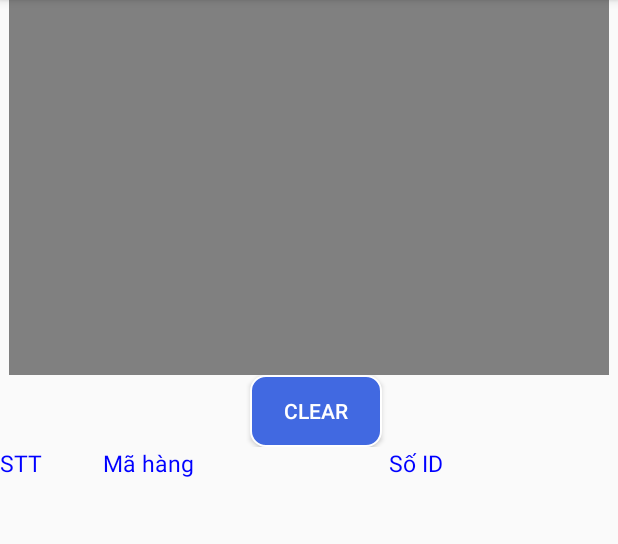
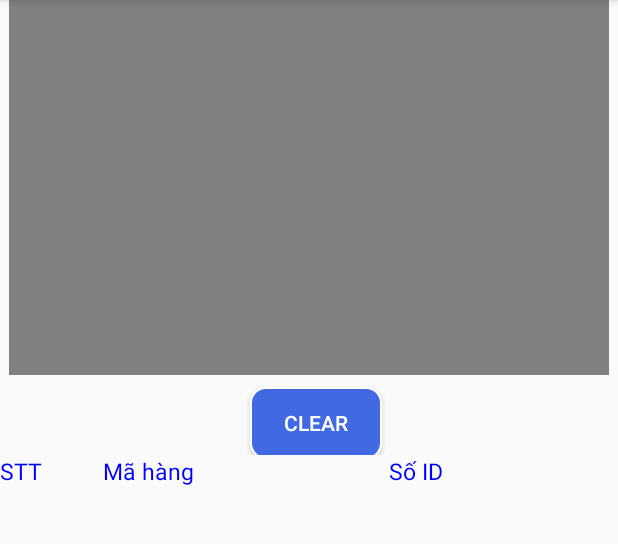
Before and after one commit to QuocPhuDEV/DemoSQLite, an Android app: the Scan_Zxing_Activity screen opened directly, with no data from a screen before it, on a phone screen of 412 x 824 dp, the part 84-628 px from its top. Run offline under Robolectric (Android 15) with nearby library versions, the phone set to English and light mode, and no system bars; libraries missing offline, so code that uses them is left out: me.dm7.barcodescanner; 6 statements that could not run were skipped.

Commit message:
Friday_21122018

```diff
--- a/app/src/main/java/com/example/hoangquocphu/demosqlite/Answer/An_DBHelper.java
+++ b/app/src/main/java/com/example/hoangquocphu/demosqlite/Answer/An_DBHelper.java
@@ -61,7 +61,7 @@ public class An_DBHelper extends SQLiteOpenHelper {
         database.insert(TABLE_NAME, null, values);
 
         // Thông báo
-        Toast.makeText(context, "Lưu khảo sát thành công!", Toast.LENGTH_SHORT).show();
+        //Toast.makeText(context, "Lưu khảo sát thành công!", Toast.LENGTH_SHORT).show();
         // đóng kết nối
         database.close();
     }
--- a/app/src/main/java/com/example/hoangquocphu/demosqlite/MainActivity.java
+++ b/app/src/main/java/com/example/hoangquocphu/demosqlite/MainActivity.java
@@ -122,7 +122,7 @@ public class MainActivity extends AppCompatActivity {
 //        Intent intent = new Intent(MainActivity.this, Scan_Activity.class);
 //        startActivity(intent);
 
-        Intent intent = new Intent(MainActivity.this, Scan_Zxing_Activity.class);
+        Intent intent = new Intent(MainActivity.this, Scan_Activity.class);
         startActivity(intent);
     }
 
--- a/app/src/main/res/layout/activity_scan__zxing_.xml
+++ b/app/src/main/res/layout/activity_scan__zxing_.xml
@@ -48,6 +48,7 @@
                 android:layout_width="wrap_content"
                 android:layout_height="wrap_content"
                 android:layout_marginLeft="10dp"
+                android:layout_marginTop="5dp"
                 android:background="@drawable/radius_button"
                 android:onClick="deleteAllData"
                 android:text="Clear"
@@ -87,7 +88,7 @@
         <ListView
             android:id="@+id/lvShowScanResult"
             android:layout_width="match_parent"
-            android:layout_height="wrap_content"></ListView>
+            android:layout_height="280dp"></ListView>
     </LinearLayout>
 
 </LinearLayout>
```
Also changed, not shown: 1 other file.
